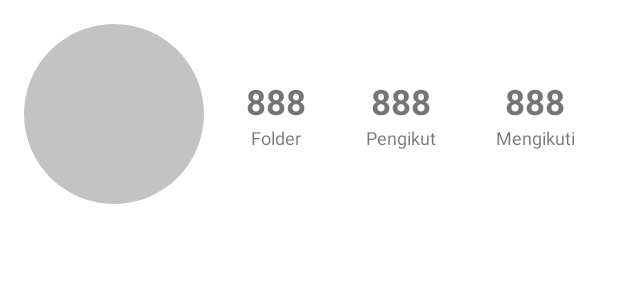
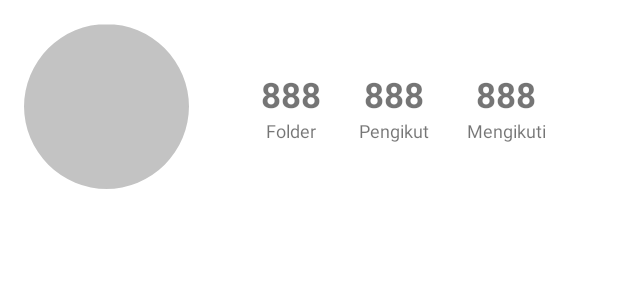
Before and after one commit to FiqSky/GithubUserKT, an Android app: the layout info_user.xml on its own in the app's theme, with its tools: preview values and no code run, on a phone screen of 412 x 824 dp. Shown: the top 300 px of the screen. Run offline under Robolectric (Android 15) with nearby library versions, the phone set to English and light mode, and no system bars.

Commit message:
a little change

```diff
--- a/app/src/main/res/layout/info_user.xml
+++ b/app/src/main/res/layout/info_user.xml
@@ -7,8 +7,8 @@
 
     <com.google.android.material.imageview.ShapeableImageView
         android:id="@+id/img_avatar"
-        android:layout_width="120dp"
-        android:layout_height="120dp"
+        android:layout_width="110dp"
+        android:layout_height="110dp"
         android:contentDescription="@string/foto_profil"
         android:src="@drawable/placeholder"
         android:layout_margin="16dp"
@@ -30,7 +30,7 @@
         <LinearLayout
             android:layout_width="wrap_content"
             android:layout_height="match_parent"
-            android:layout_marginEnd="40dp"
+            android:layout_marginEnd="25dp"
             android:orientation="vertical">
 
             <TextView
@@ -75,7 +75,7 @@
         <LinearLayout
             android:layout_width="wrap_content"
             android:layout_height="match_parent"
-            android:layout_marginStart="40dp"
+            android:layout_marginStart="25dp"
             android:orientation="vertical">
 
             <TextView
--- a/app/src/main/res/values/styles.xml
+++ b/app/src/main/res/values/styles.xml
@@ -13,7 +13,7 @@
 
     <style name="cirImageView" parent="">
         <item name="cornerFamily">rounded</item>
-        <item name="cornerSize">60dp</item>
+        <item name="cornerSize">55dp</item>
     </style>
 
 </resources>
```
Also changed, not shown: app/src/main/java/com/fiqsky/githubuserapp/activity/InfoActivity.kt (+23 -3 lines).
